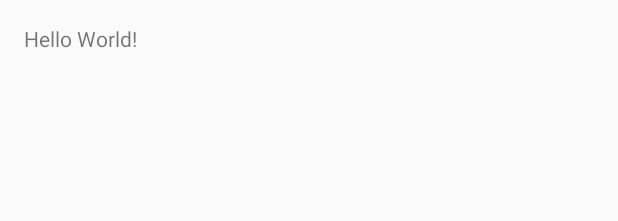
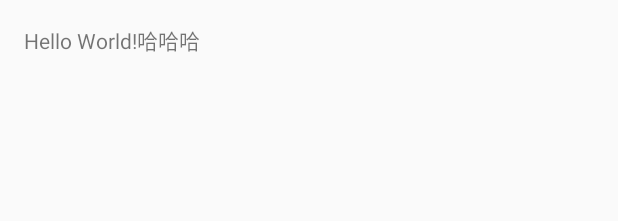
Before and after one commit to HongShengShao/chenhongsheng, an Android app: the layout activity_main.xml on its own in the app's theme, with its tools: preview values and no code run, on a phone screen of 412 x 824 dp. Shown: the top 221 px of the screen. Run offline under Robolectric (Android 15) with nearby library versions, the phone set to English and light mode, and no system bars.

Commit message:
第二次修改

```diff
--- a/TodayHead/app/src/main/res/layout/activity_main.xml
+++ b/TodayHead/app/src/main/res/layout/activity_main.xml
@@ -13,5 +13,5 @@
         android:id="@+id/tv"
         android:layout_width="wrap_content"
         android:layout_height="wrap_content"
-        android:text="Hello World!" />
+        android:text="Hello World!哈哈哈" />
 </RelativeLayout>
```
